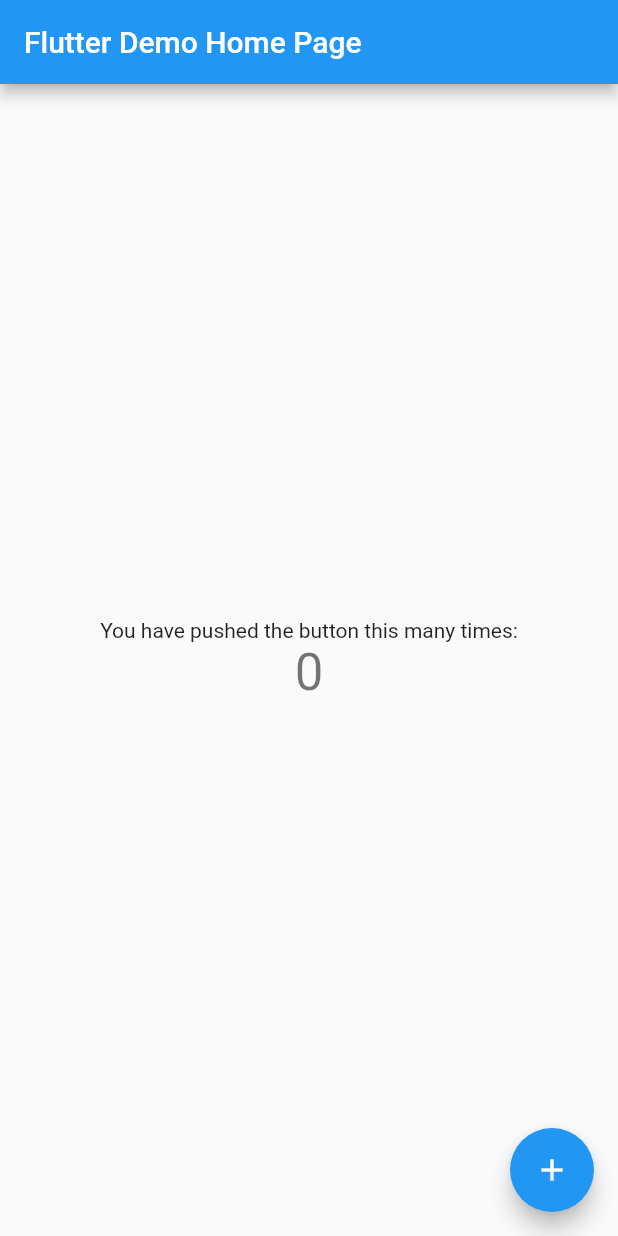
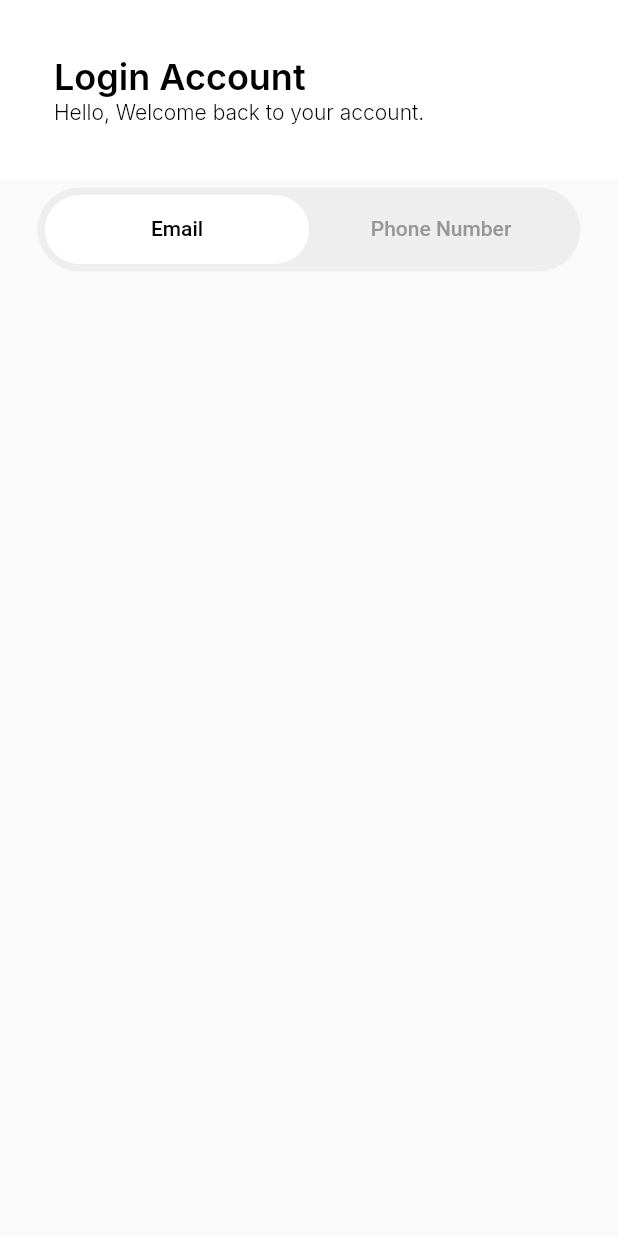
Before and after one commit to suryaandh/flutter_ui_utils, a Flutter app: the screen it shows after launch, on a phone screen of 412 x 824 dp. Run offline on Flutter 3.47's test engine with Material 2 defaults, Android fonts, the phone set to English and light mode, and no system bars; our stand-ins replace google_fonts.

Commit message:
create first UI example

```diff
--- /dev/null
+++ b/lib/login_page.dart
@@ -0,0 +1,196 @@
+import 'package:flutter/material.dart';
+import 'package:google_fonts/google_fonts.dart';
+
+class LoginPage extends StatefulWidget {
+  const LoginPage({super.key});
+
+  @override
+  State<LoginPage> createState() => _LoginPageState();
+}
+
+class _LoginPageState extends State<LoginPage>
+    with SingleTickerProviderStateMixin {
+  late TabController tabController;
+
+  final _selectedColor = Colors.white;
+  final _unselectedColor = Color(0xff969696);
+  final _tabs = [
+    Tab(
+      text: 'Email',
+      // child: const WithEmail(),
+    ),
+    const Tab(text: 'Phone Number'),
+  ];
+
+  int currentSelected = 0;
+
+  @override
+  void initState() {
+    tabController = TabController(length: 2, vsync: this);
+    super.initState();
+  }
+
+  @override
+  void dispose() {
+    super.dispose();
+    tabController.dispose();
+  }
+
+  @override
+  Widget build(BuildContext context) {
+    return Scaffold(
+      appBar: buildAppBar(),
+      body: Padding(
+        padding: const EdgeInsets.symmetric(horizontal: 20),
+        child: Column(children: [
+          Container(
+            margin: EdgeInsets.all(5),
+            height: kToolbarHeight,
+            decoration: BoxDecoration(
+              color: Colors.grey.shade200,
+              borderRadius: BorderRadius.circular(100.0),
+            ),
+            child: Padding(
+              padding: const EdgeInsets.all(5.0),
+              child: TabBar(
+                controller: tabController,
+                indicator: BoxDecoration(
+                    borderRadius: BorderRadius.circular(100.0),
+                    color: _selectedColor),
+                labelColor: Colors.black,
+                unselectedLabelColor: _unselectedColor,
+                tabs: _tabs,
+              ),
+            ),
+          ),
+          Expanded(
+            child: TabBarView(
+              controller: tabController,
+              children: [
+                WithEmail(),
+                WithoutEmail(),
+              ],
+            ),
+          ),
+        ]),
+      ),
+    );
+  }
+
+  AppBar buildAppBar() {
+    return AppBar(
+      toolbarHeight: 120,
+      title: Padding(
+        padding: const EdgeInsets.symmetric(horizontal: 20, vertical: 60),
+        child: Column(
+          crossAxisAlignment: CrossAxisAlignment.start,
+          children: [
+            Text(
+              'Login Account',
+              style: GoogleFonts.inter(
+                color: Colors.black,
+                fontSize: 24,
+                fontWeight: FontWeight.w600,
+              ),
+            ),
+            Text(
+              'Hello, Welcome back to your account.',
+              style: GoogleFonts.inter(
+                color: Colors.black,
+                fontSize: 14,
+                fontWeight: FontWeight.w300,
+              ),
+            ),
+          ],
+        ),
+      ),
+      backgroundColor: Colors.white,
+      elevation: 0,
+    );
+  }
+}
+
+class WithEmail extends StatelessWidget {
+  TextEditingController emailController = TextEditingController();
+
+  @override
+  Widget build(BuildContext context) {
+    return Column(
+      children: [
+        // const SizedBox(
+        //   height: 90,
+        // ),
+        // CustomTextField(
+        //   title: 'Email',
+        //   controller: emailController,
+        // ),
+        // const SizedBox(
+        //   height: 30,
+        // ),
+        // CustomTextField(
+        //   title: 'Password',
+        //   obsecureText: true,
+        //   controller: emailController,
+        // )
+      ],
+    );
+  }
+}
+
+class WithoutEmail extends StatelessWidget {
+  const WithoutEmail({super.key});
+
+  @override
+  Widget build(BuildContext context) {
+    return Container(
+      color: Colors.amber,
+    );
+  }
+}
+
+//Custom Text Field
+class CustomTextField extends StatelessWidget {
+  final String title;
+  final bool obsecureText;
+  final TextEditingController? controller;
+
+  const CustomTextField({
+    Key? key,
+    required this.title,
+    this.obsecureText = false,
+    this.controller,
+  }) : super(key: key);
+
+  @override
+  Widget build(BuildContext context) {
+    return Column(
+      crossAxisAlignment: CrossAxisAlignment.start,
+      children: [
+        Text(
+          title,
+          style: TextStyle(
+            fontWeight: FontWeight.w500,
+          ),
+        ),
+        const SizedBox(
+          height: 24,
+        ),
+        SizedBox(
+          child: TextFormField(
+            obscureText: obsecureText,
+            controller: controller,
+            decoration: InputDecoration(
+              border: OutlineInputBorder(
+                borderRadius: BorderRadius.circular(100),
+                borderSide: const BorderSide(
+                  color: Color(0xffC2C2C2),
+                ),
+              ),
+              contentPadding: const EdgeInsets.all(12),
+            ),
+          ),
+        ),
+      ],
+    );
+  }
+}
--- a/lib/main.dart
+++ b/lib/main.dart
@@ -1,4 +1,5 @@
 import 'package:flutter/material.dart';
+import 'package:flutter_ui_utils/login_page.dart';
 
 void main() {
   runApp(const MyApp());
@@ -7,110 +8,14 @@ void main() {
 class MyApp extends StatelessWidget {
   const MyApp({super.key});
 
-  // This widget is the root of your application.
   @override
   Widget build(BuildContext context) {
     return MaterialApp(
       title: 'Flutter Demo',
       theme: ThemeData(
-        // This is the theme of your application.
-        //
-        // Try running your application with "flutter run". You'll see the
-        // application has a blue toolbar. Then, without quitting the app, try
-        // changing the primarySwatch below to Colors.green and then invoke
-        // "hot reload" (press "r" in the console where you ran "flutter run",
-        // or simply save your changes to "hot reload" in a Flutter IDE).
-        // Notice that the counter didn't reset back to zero; the application
-        // is not restarted.
         primarySwatch: Colors.blue,
       ),
-      home: const MyHomePage(title: 'Flutter Demo Home Page'),
+      home: const LoginPage(),
     );
   }
 }
-
-//Test Push new
-class MyHomePage extends StatefulWidget {
-  const MyHomePage({super.key, required this.title});
-
-  // This widget is the home page of your application. It is stateful, meaning
-  // that it has a State object (defined below) that contains fields that affect
-  // how it looks.
-
-  // This class is the configuration for the state. It holds the values (in this
-  // case the title) provided by the parent (in this case the App widget) and
-  // used by the build method of the State. Fields in a Widget subclass are
-  // always marked "final".
-
-  final String title;
-
-  @override
-  State<MyHomePage> createState() => _MyHomePageState();
-}
-
-class _MyHomePageState extends State<MyHomePage> {
-  int _counter = 0;
-
-  void _incrementCounter() {
-    setState(() {
-      // This call to setState tells the Flutter framework that something has
-      // changed in this State, which causes it to rerun the build method below
-      // so that the display can reflect the updated values. If we changed
-      // _counter without calling setState(), then the build method would not be
-      // called again, and so nothing would appear to happen.
-      _counter++;
-    });
-  }
-
-  @override
-  Widget build(BuildContext context) {
-    // This method is rerun every time setState is called, for instance as done
-    // by the _incrementCounter method above.
-    //
-    // The Flutter framework has been optimized to make rerunning build methods
-    // fast, so that you can just rebuild anything that needs updating rather
-    // than having to individually change instances of widgets.
-    return Scaffold(
-      appBar: AppBar(
-        // Here we take the value from the MyHomePage object that was created by
-        // the App.build method, and use it to set our appbar title.
-        title: Text(widget.title),
-      ),
-      body: Center(
-        // Center is a layout widget. It takes a single child and positions it
-        // in the middle of the parent.
-        child: Column(
-          // Column is also a layout widget. It takes a list of children and
-          // arranges them vertically. By default, it sizes itself to fit its
-          // children horizontally, and tries to be as tall as its parent.
-          //
-          // Invoke "debug painting" (press "p" in the console, choose the
-          // "Toggle Debug Paint" action from the Flutter Inspector in Android
-          // Studio, or the "Toggle Debug Paint" command in Visual Studio Code)
-          // to see the wireframe for each widget.
-          //
-          // Column has various properties to control how it sizes itself and
-          // how it positions its children. Here we use mainAxisAlignment to
-          // center the children vertically; the main axis here is the vertical
-          // axis because Columns are vertical (the cross axis would be
-          // horizontal).
-          mainAxisAlignment: MainAxisAlignment.center,
-          children: <Widget>[
-            const Text(
-              'You have pushed the button this many times:',
-            ),
-            Text(
-              '$_counter',
-              style: Theme.of(context).textTheme.headlineMedium,
-            ),
-          ],
-        ),
-      ),
-      floatingActionButton: FloatingActionButton(
-        onPressed: _incrementCounter,
-        tooltip: 'Increment',
-        child: const Icon(Icons.add),
-      ), // This trailing comma makes auto-formatting nicer for build methods.
-    );
-  }
-}
--- a/pubspec.yaml
+++ b/pubspec.yaml
@@ -35,6 +35,7 @@ dependencies:
   # The following adds the Cupertino Icons font to your application.
   # Use with the CupertinoIcons class for iOS style icons.
   cupertino_icons: ^1.0.2
+  google_fonts: ^4.0.4
 
 dev_dependencies:
   flutter_test:
```
Also changed, not shown: pubspec.lock.
